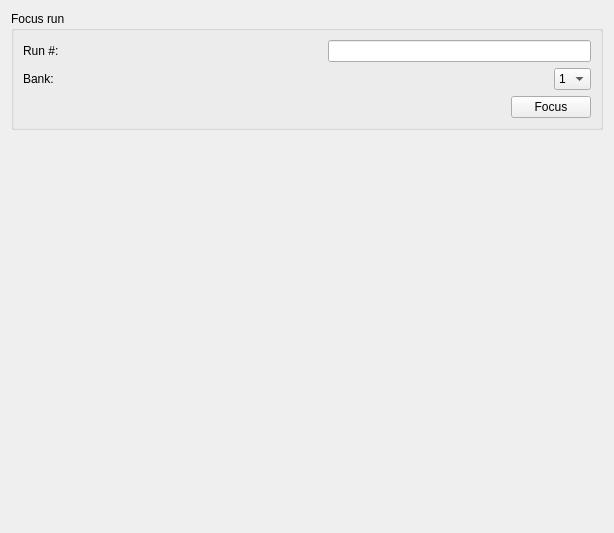
Above: Code/Mantid/MantidQt/CustomInterfaces/inc/MantidQtCustomInterfaces/EnggDiffraction/EnggDiffractionQtTabFocus.ui from mantidproject/mantid before the change. Below: the same form after it.
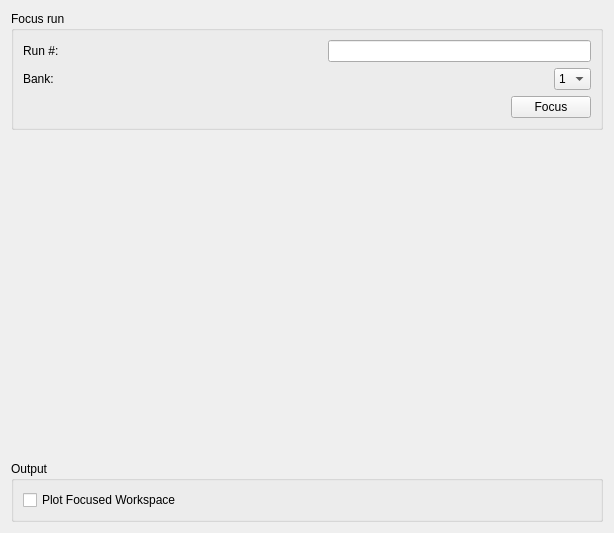
That is the form after the change.

Commit message:
Check-box and output section in GUI
Refs #13502

What changed in the file:
```diff
--- a/Code/Mantid/MantidQt/CustomInterfaces/inc/MantidQtCustomInterfaces/EnggDiffraction/EnggDiffractionQtTabFocus.ui
+++ b/Code/Mantid/MantidQt/CustomInterfaces/inc/MantidQtCustomInterfaces/EnggDiffraction/EnggDiffractionQtTabFocus.ui
@@ -13,7 +13,7 @@
   <property name="windowTitle">
    <string>Form</string>
   </property>
-  <layout class="QGridLayout" name="gridLayout_2">
+  <layout class="QGridLayout" name="gridLayout_3">
    <item row="0" column="0">
     <widget class="QGroupBox" name="groupBox_focus">
      <property name="title">
@@ -132,6 +132,39 @@
      </property>
     </spacer>
    </item>
+   <item row="2" column="0">
+    <widget class="QGroupBox" name="groupBox_focus_2">
+     <property name="title">
+      <string>Output</string>
+     </property>
+     <layout class="QGridLayout" name="gridLayout_2">
+      <item row="0" column="0">
+       <layout class="QHBoxLayout" name="horizontalLayout_6">
+        <item>
+         <widget class="QCheckBox" name="checkBox_2">
+          <property name="text">
+           <string>Plot Focused Workspace</string>
+          </property>
+         </widget>
+        </item>
+        <item>
+         <spacer name="horizontalSpacer_4">
+          <property name="orientation">
+           <enum>Qt::Horizontal</enum>
+          </property>
+          <property name="sizeHint" stdset="0">
+           <size>
+            <width>98</width>
+            <height>20</height>
+           </size>
+          </property>
+         </spacer>
+        </item>
+       </layout>
+      </item>
+     </layout>
+    </widget>
+   </item>
   </layout>
  </widget>
  <resources/>
```
Left out of the diff: 44 changed lines with no effect on the pictures.
